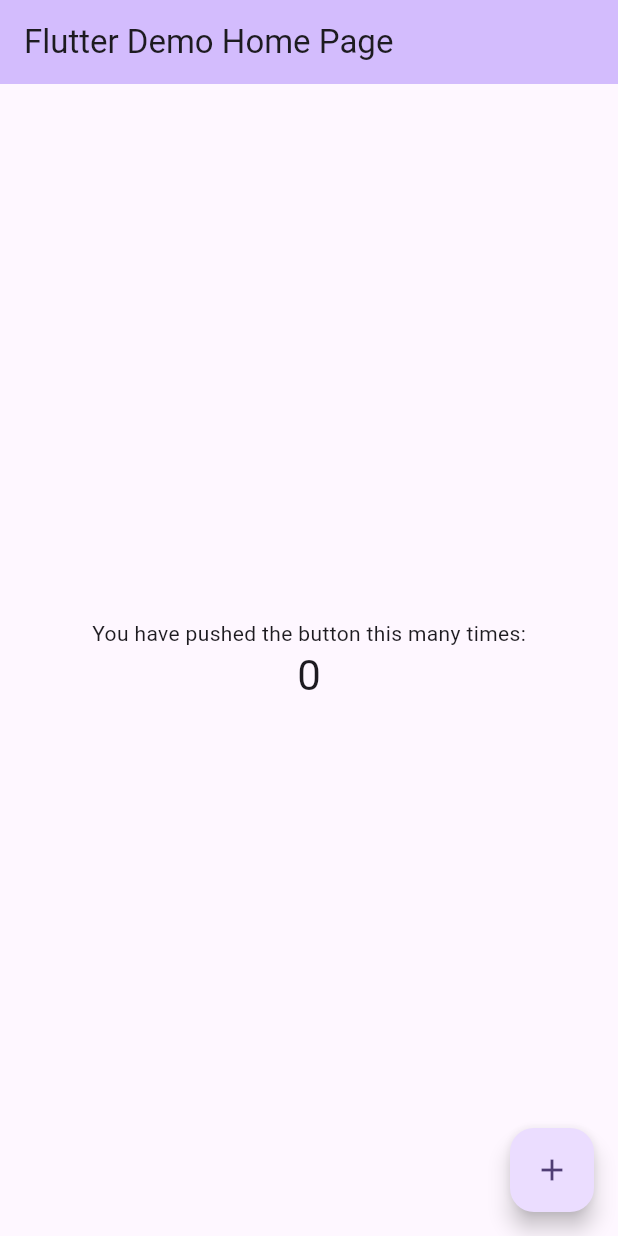
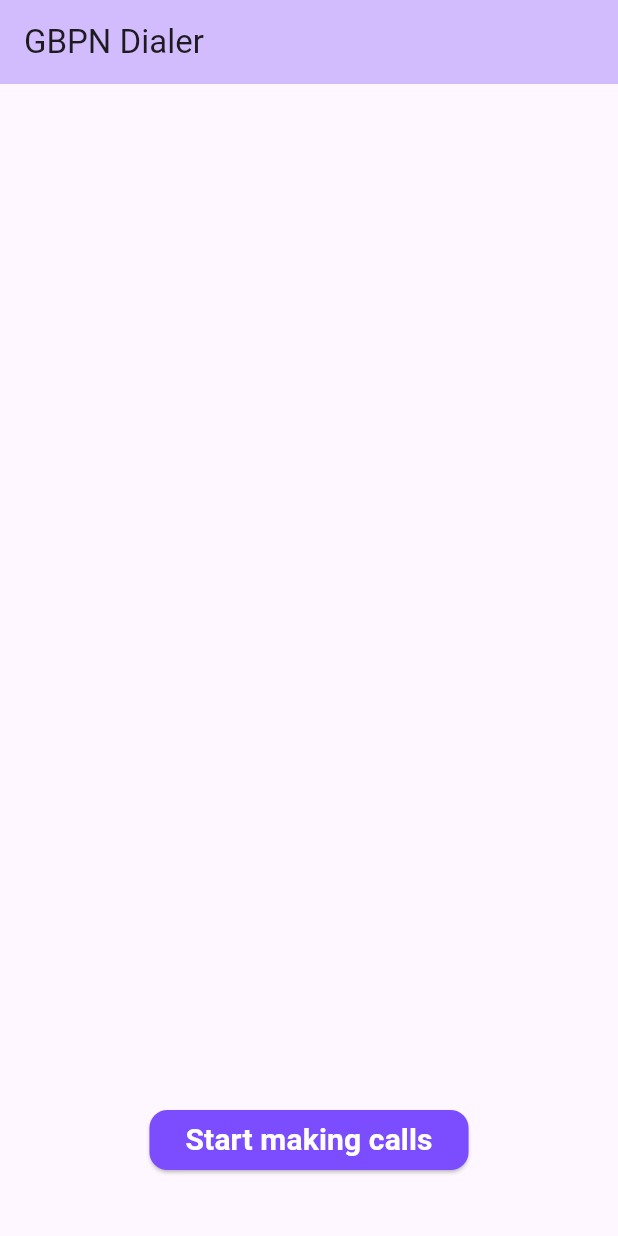
Before and after one commit to healer-1205/gbpn_dealer, a Flutter app: the screen it shows after launch, on a phone screen of 412 x 824 dp. Run offline on Flutter 3.47's test engine with Material 3 defaults, Android fonts, the phone set to English and light mode, and no system bars.

Commit message:
add start button on the main page

```diff
--- a/lib/main.dart
+++ b/lib/main.dart
@@ -1,4 +1,5 @@
 import 'package:flutter/material.dart';
+import 'signin/signin_screen.dart';
 
 void main() {
   runApp(const MyApp());
@@ -7,46 +8,22 @@ void main() {
 class MyApp extends StatelessWidget {
   const MyApp({super.key});
 
-  // This widget is the root of your application.
   @override
   Widget build(BuildContext context) {
     return MaterialApp(
+      debugShowCheckedModeBanner: false,
       title: 'Flutter Demo',
       theme: ThemeData(
-        // This is the theme of your application.
-        //
-        // TRY THIS: Try running your application with "flutter run". You'll see
-        // the application has a purple toolbar. Then, without quitting the app,
-        // try changing the seedColor in the colorScheme below to Colors.green
-        // and then invoke "hot reload" (save your changes or press the "hot
-        // reload" button in a Flutter-supported IDE, or press "r" if you used
-        // the command line to start the app).
-        //
-        // Notice that the counter didn't reset back to zero; the application
-        // state is not lost during the reload. To reset the state, use hot
-        // restart instead.
-        //
-        // This works for code too, not just values: Most code changes can be
-        // tested with just a hot reload.
         colorScheme: ColorScheme.fromSeed(seedColor: Colors.deepPurple),
         useMaterial3: true,
       ),
-      home: const MyHomePage(title: 'Flutter Demo Home Page'),
+      home: const MyHomePage(title: 'GBPN Dialer'),
     );
   }
 }
 
 class MyHomePage extends StatefulWidget {
   const MyHomePage({super.key, required this.title});
-
-  // This widget is the home page of your application. It is stateful, meaning
-  // that it has a State object (defined below) that contains fields that affect
-  // how it looks.
-
-  // This class is the configuration for the state. It holds the values (in this
-  // case the title) provided by the parent (in this case the App widget) and
-  // used by the build method of the State. Fields in a Widget subclass are
-  // always marked "final".
 
   final String title;
 
@@ -55,71 +32,46 @@ class MyHomePage extends StatefulWidget {
 }
 
 class _MyHomePageState extends State<MyHomePage> {
-  int _counter = 0;
-
-  void _incrementCounter() {
-    setState(() {
-      // This call to setState tells the Flutter framework that something has
-      // changed in this State, which causes it to rerun the build method below
-      // so that the display can reflect the updated values. If we changed
-      // _counter without calling setState(), then the build method would not be
-      // called again, and so nothing would appear to happen.
-      _counter++;
-    });
+  void _navigateToLogin() {
+    Navigator.push(
+      context,
+      MaterialPageRoute(builder: (context) => const SignInScreen()),
+    );
   }
 
   @override
   Widget build(BuildContext context) {
-    // This method is rerun every time setState is called, for instance as done
-    // by the _incrementCounter method above.
-    //
-    // The Flutter framework has been optimized to make rerunning build methods
-    // fast, so that you can just rebuild anything that needs updating rather
-    // than having to individually change instances of widgets.
     return Scaffold(
       appBar: AppBar(
-        // TRY THIS: Try changing the color here to a specific color (to
-        // Colors.amber, perhaps?) and trigger a hot reload to see the AppBar
-        // change color while the other colors stay the same.
         backgroundColor: Theme.of(context).colorScheme.inversePrimary,
-        // Here we take the value from the MyHomePage object that was created by
-        // the App.build method, and use it to set our appbar title.
         title: Text(widget.title),
       ),
       body: Center(
-        // Center is a layout widget. It takes a single child and positions it
-        // in the middle of the parent.
         child: Column(
-          // Column is also a layout widget. It takes a list of children and
-          // arranges them vertically. By default, it sizes itself to fit its
-          // children horizontally, and tries to be as tall as its parent.
-          //
-          // Column has various properties to control how it sizes itself and
-          // how it positions its children. Here we use mainAxisAlignment to
-          // center the children vertically; the main axis here is the vertical
-          // axis because Columns are vertical (the cross axis would be
-          // horizontal).
-          //
-          // TRY THIS: Invoke "debug painting" (choose the "Toggle Debug Paint"
-          // action in the IDE, or press "p" in the console), to see the
-          // wireframe for each widget.
-          mainAxisAlignment: MainAxisAlignment.center,
+          mainAxisAlignment: MainAxisAlignment.end,
           children: <Widget>[
-            const Text(
-              'You have pushed the button this many times:',
+            const SizedBox(height: 20),
+            ElevatedButton(
+              onPressed: _navigateToLogin,
+              style: ElevatedButton.styleFrom(
+                backgroundColor: Colors.deepPurpleAccent,
+                foregroundColor: Colors.white,
+                shape: RoundedRectangleBorder(
+                  borderRadius: BorderRadius.circular(12),
+                ),
+              ),
+              child: const Text(
+                "Start making calls",
+                style: TextStyle(
+                  fontSize: 20,
+                  fontWeight: FontWeight.bold,
+                ),
+              ),
             ),
-            Text(
-              '$_counter',
-              style: Theme.of(context).textTheme.headlineMedium,
-            ),
+            const SizedBox(height: 40)
           ],
         ),
       ),
-      floatingActionButton: FloatingActionButton(
-        onPressed: _incrementCounter,
-        tooltip: 'Increment',
-        child: const Icon(Icons.add),
-      ), // This trailing comma makes auto-formatting nicer for build methods.
     );
   }
 }
```
Also changed, not shown: lib/signin/signin_screen.dart (added, +59 -0 lines).
